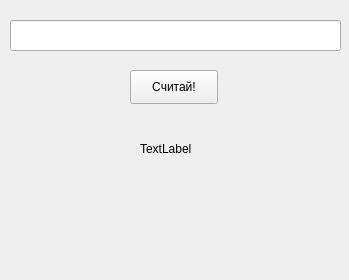
erfaenda/PiuPiu, file PyQTT/gui.ui: the form before one commit.
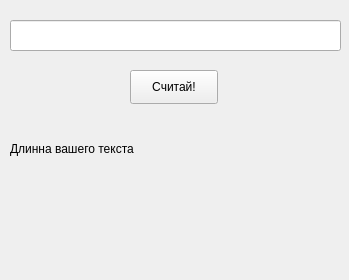
The form after the commit.

```diff
--- a/PyQTT/gui.ui
+++ b/PyQTT/gui.ui
@@ -39,14 +39,14 @@
   <widget class="QLabel" name="label">
    <property name="geometry">
     <rect>
-     <x>140</x>
+     <x>10</x>
      <y>140</y>
-     <width>59</width>
+     <width>331</width>
      <height>18</height>
     </rect>
    </property>
    <property name="text">
-    <string>TextLabel</string>
+    <string>Длинна вашего текста</string>
    </property>
   </widget>
  </widget>
```
